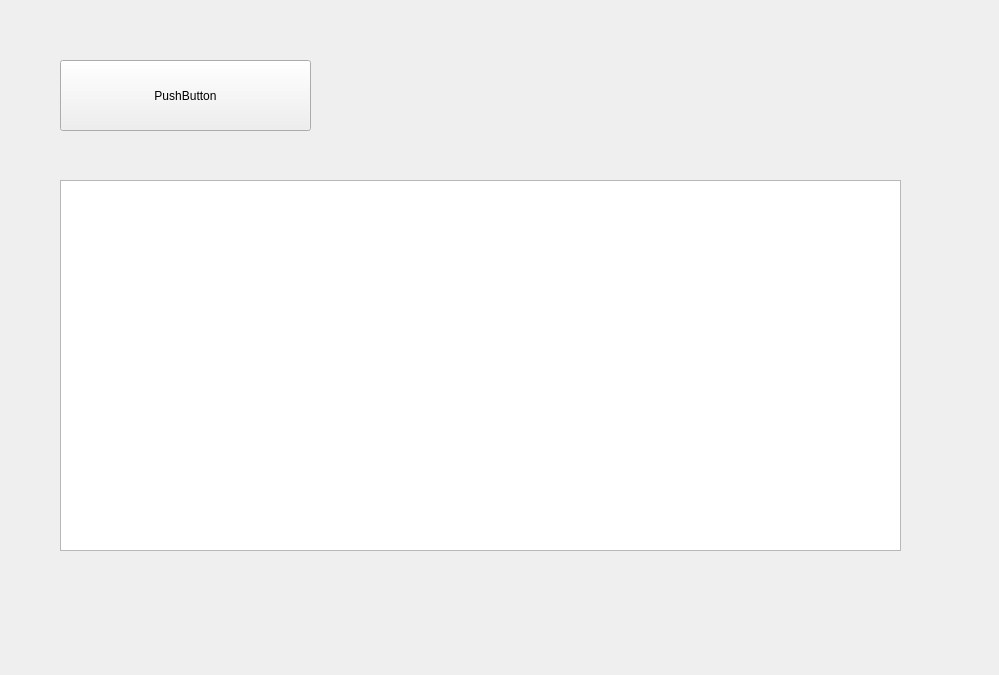
Above: GUI/Test.ui from Alvins-zya/Peiyinxiu_Client before the change. Below: the same form after it.
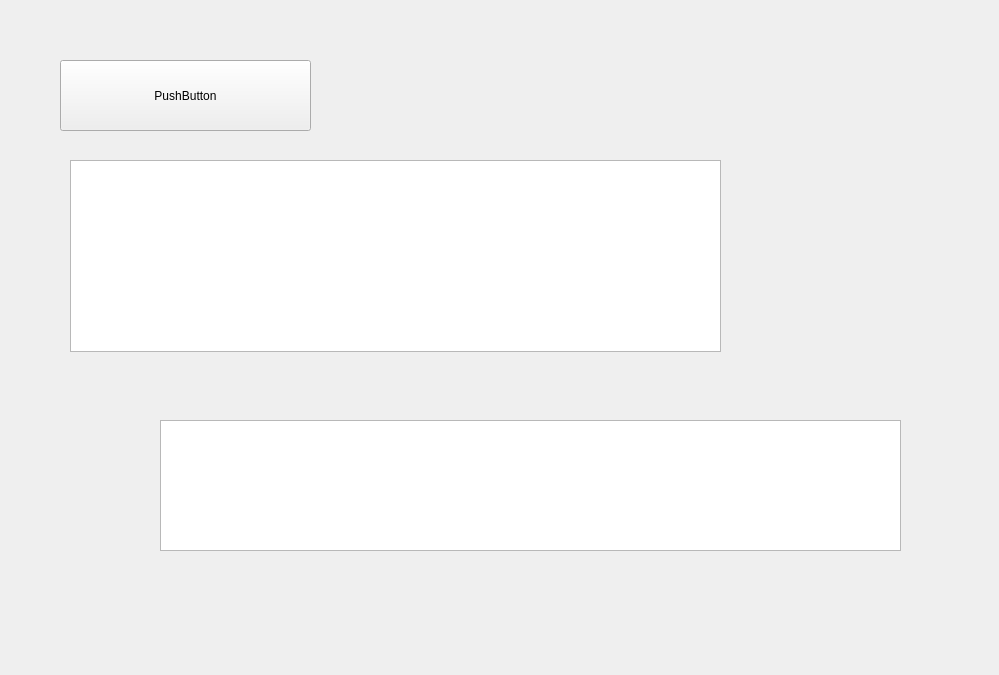
That is the form after the change.

The edit to the form file:
```diff
--- a/GUI/Test.ui
+++ b/GUI/Test.ui
@@ -29,10 +29,20 @@
   <widget class="QTextEdit" name="textEdit">
    <property name="geometry">
     <rect>
-     <x>60</x>
-     <y>180</y>
-     <width>841</width>
-     <height>371</height>
+     <x>160</x>
+     <y>420</y>
+     <width>741</width>
+     <height>131</height>
+    </rect>
+   </property>
+  </widget>
+  <widget class="QTextBrowser" name="textBrowser">
+   <property name="geometry">
+    <rect>
+     <x>70</x>
+     <y>160</y>
+     <width>651</width>
+     <height>192</height>
     </rect>
    </property>
   </widget>
```
